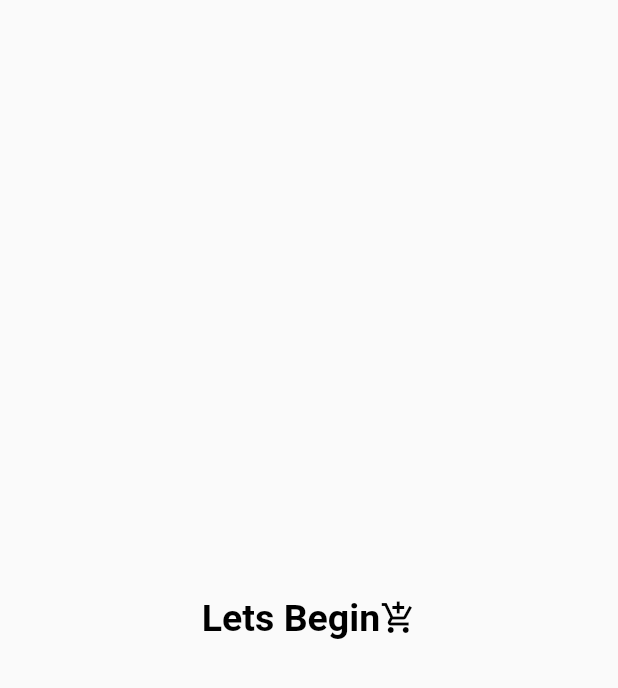
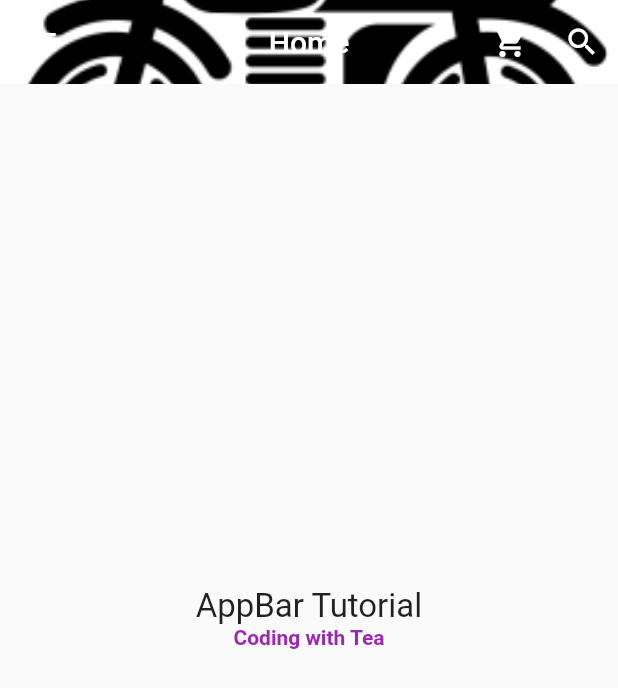
Before and after one commit to Mwita04/first_flutter_app2, a Flutter app: the Home screen opened directly, on a phone screen of 412 x 824 dp. Shown: the top 688 px of the screen. Run offline on Flutter 3.47's test engine with Material 2 defaults, Android fonts, the phone set to English and light mode, and no system bars.

Commit message:
commit on working with buttons.

```diff
--- a/lib/main.dart
+++ b/lib/main.dart
@@ -1,4 +1,6 @@
 // ignore_for_file: prefer_const_constructors, prefer_const_literals_to_create_immutable
+import 'package:first_flutter_app/screens/Home.dart';
+
 import 'screens/Dashboard.dart';
 import 'package:flutter/material.dart';
 
@@ -13,7 +15,7 @@ class MyApp extends StatelessWidget {
       title: 'My Flutter App',
       themeMode: ThemeMode.system, //sets theme to be used by app
       debugShowCheckedModeBanner: false,
-      home: Dashboard(),
+      home: Home(),
     );
   }
 }
--- a/lib/screens/Home.dart
+++ b/lib/screens/Home.dart
@@ -1,4 +1,4 @@
-// ignore_for_file: prefer_const_constructors, file_names, prefer_const_literals_to_create_immutables
+// ignore_for_file: prefer_const_constructors, file_names, prefer_const_literals_to_create_immutables, sort_child_properties_last
 
 import 'package:flutter/material.dart';
 
@@ -8,30 +8,35 @@ class Home extends StatelessWidget {
   @override
   Widget build(BuildContext context) {
     return Scaffold(
+      extendBodyBehindAppBar: true,
+      appBar: AppBar(
+        leading: IconButton(icon: Icon(Icons.menu_outlined), onPressed: () {}),
+        title: Text('Home'),
+        actions: [
+          IconButton(icon: Icon(Icons.shopping_cart), onPressed: () {}),
+          IconButton(icon: Icon(Icons.search), onPressed: () {}),
+          // IconButton(icon: Icon(Icons.menu_book), onPressed: () {}),
+        ],
+        elevation: 0, // adds/removes border shadow on app bar.
+        centerTitle: true,
+        backgroundColor: Colors.purple,
+        shape: RoundedRectangleBorder(
+          borderRadius: BorderRadius.vertical(bottom: Radius.circular(20)),
+        ),
+        flexibleSpace: Image.asset(
+          "images/nduthi.png",
+          fit: BoxFit.cover,
+        ),
+      ),
       body: Center(
-        child: TextButton(
-          child: Row(
-            mainAxisAlignment: MainAxisAlignment.center,
-            children: [
-              Text('Lets Begin'),
-              Icon(Icons.add_shopping_cart_outlined)
-            ],
-          ),
-          // icon: Icon(Icons.add_shopping_cart_outlined),
-          // label: Text('Lets Begin'),
-          onPressed: () {},
-          style: ElevatedButton.styleFrom(
-            foregroundColor: Colors.black,
-            // backgroundColor: Colors.yellow,
-            padding: EdgeInsets.all(20.0),
-            fixedSize: Size(300, 80),
-            textStyle: TextStyle(fontSize: 25, fontWeight: FontWeight.bold),
-            // elevation: 15,
-            // shadowColor: Colors.green,
-            // side: BorderSide(color: Colors.black, width: 2),
-            // alignment: Alignment.bottomLeft,
-            shape: StadiumBorder(),
-          ),
+        child: Column(
+          mainAxisAlignment: MainAxisAlignment.center,
+          children: [
+            Text('AppBar Tutorial', style: TextStyle(fontSize: 22)),
+            Text('Coding with Tea',
+                style: TextStyle(
+                    fontWeight: FontWeight.bold, color: Colors.purple)),
+          ],
         ),
       ),
     );
```
